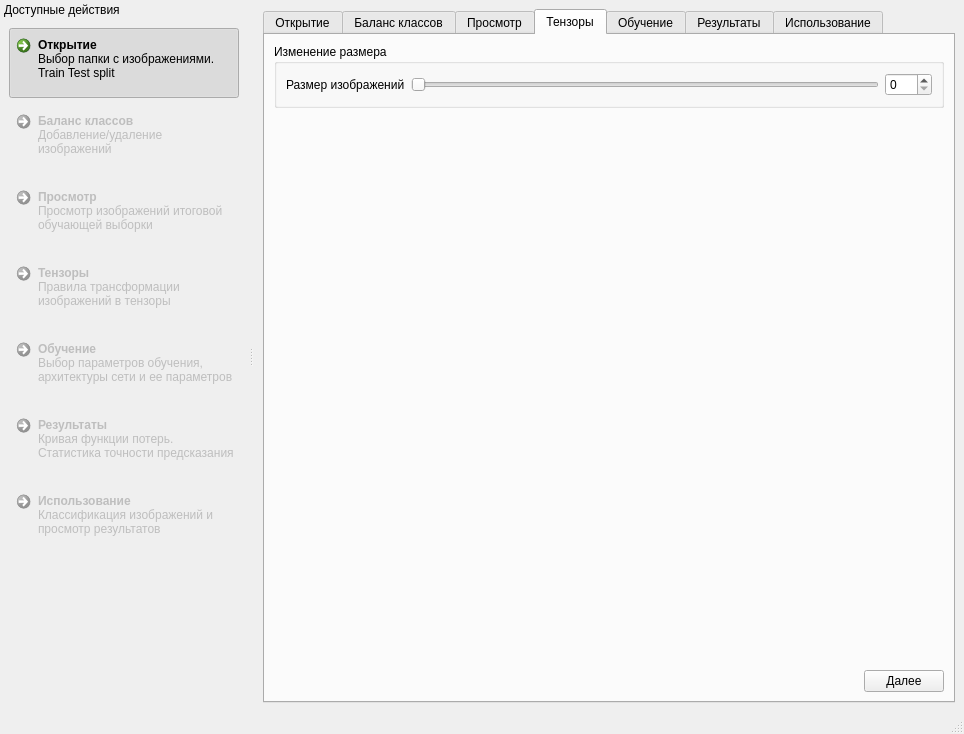
Qt form qt_cpp_project/mainwindow.ui (gurmaaan/MedNN) before a commit.
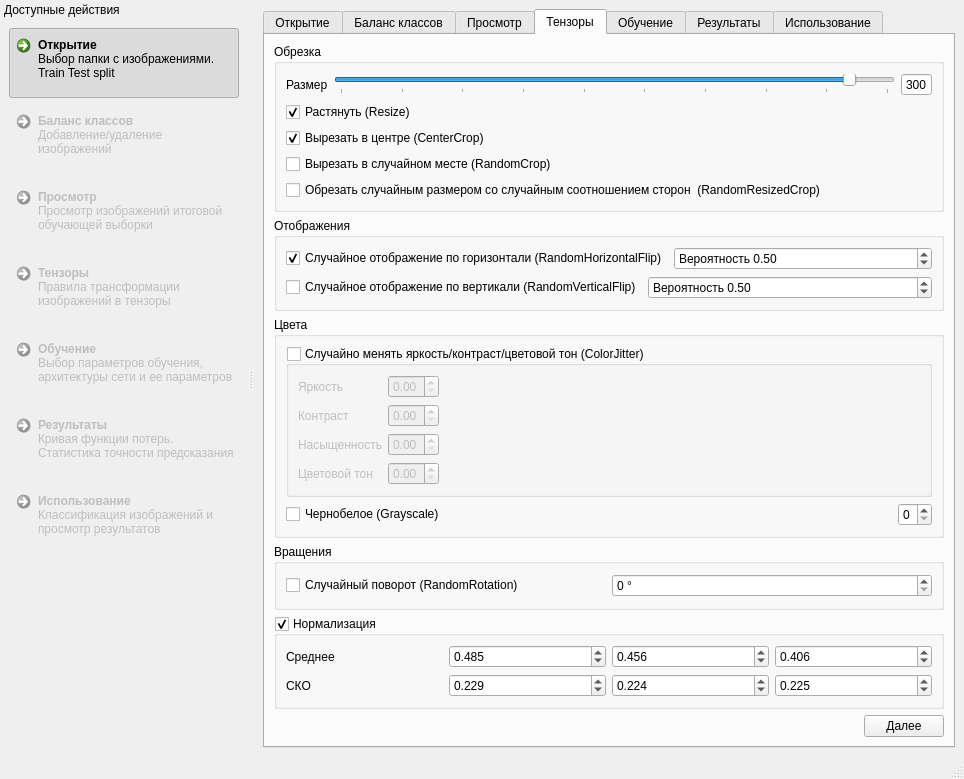
The same form after that commit. The open tabs and pages were chosen to show the change. Icons and pictures are not drawn.

Commit message: GUI страницы тензора

What changed in the file:
```diff
--- a/qt_cpp_project/mainwindow.ui
+++ b/qt_cpp_project/mainwindow.ui
@@ -1000,19 +1000,19 @@
        <attribute name="title">
         <string>Тензоры</string>
        </attribute>
-       <layout class="QVBoxLayout" name="verticalLayout_16">
+       <layout class="QVBoxLayout" name="verticalLayout_23">
         <item>
-         <widget class="QGroupBox" name="groupBox_2">
+         <widget class="QGroupBox" name="t3_group_resize">
           <property name="title">
-           <string>Изменение размера</string>
+           <string>Обрезка</string>
           </property>
-          <layout class="QVBoxLayout" name="verticalLayout_15">
+          <layout class="QVBoxLayout" name="verticalLayout_16">
            <item>
             <layout class="QHBoxLayout" name="horizontalLayout_23">
              <item>
-              <widget class="QLabel" name="label_10">
+              <widget class="QLabel" name="t3_lbl_imgSize">
                <property name="text">
-                <string>Размер изображений</string>
+                <string>Размер</string>
                </property>
               </widget>
              </item>
@@ -1022,40 +1022,457 @@
                 <number>32</number>
                </property>
                <property name="maximum">
-                <number>256</number>
+                <number>320</number>
                </property>
                <property name="singleStep">
                 <number>32</number>
                </property>
+               <property name="pageStep">
+                <number>32</number>
+               </property>
+               <property name="value">
+                <number>300</number>
+               </property>
                <property name="orientation">
                 <enum>Qt::Horizontal</enum>
                </property>
+               <property name="tickPosition">
+                <enum>QSlider::TicksBelow</enum>
+               </property>
               </widget>
              </item>
              <item>
-              <widget class="QSpinBox" name="spinBox">
+              <widget class="QSpinBox" name="t3_sb_imgSize">
+               <property name="toolTip">
+                <string>Для Inception минимум 299</string>
+               </property>
+               <property name="readOnly">
+                <bool>true</bool>
+               </property>
+               <property name="buttonSymbols">
+                <enum>QAbstractSpinBox::NoButtons</enum>
+               </property>
                <property name="maximum">
-                <number>256</number>
+                <number>320</number>
                </property>
+               <property name="value">
+                <number>300</number>
+               </property>
               </widget>
              </item>
             </layout>
            </item>
+           <item>
+            <widget class="QCheckBox" name="t3_cb_resize">
+             <property name="text">
+              <string>Растянуть (Resize)</string>
+             </property>
+             <property name="checked">
+              <bool>true</bool>
+             </property>
+            </widget>
+           </item>
+           <item>
+            <widget class="QCheckBox" name="t3_cb_centerCrop">
+             <property name="text">
+              <string>Вырезать в центре (CenterCrop)</string>
+             </property>
+             <property name="checked">
+              <bool>true</bool>
+             </property>
+            </widget>
+           </item>
+           <item>
+            <widget class="QCheckBox" name="t3_cb_randomCrop">
+             <property name="text">
+              <string>Вырезать в случайном месте (RandomCrop)</string>
+             </property>
+            </widget>
+           </item>
+           <item>
+            <widget class="QCheckBox" name="t3_randomResizeCrop">
+             <property name="toolTip">
+              <string>Популярно при использовании Inception</string>
+             </property>
+             <property name="text">
+              <string>Обрезать случайным размером со случайным соотношением сторон  (RandomResizedCrop)</string>
+             </property>
+            </widget>
+           </item>
           </layout>
          </widget>
         </item>
         <item>
-         <spacer name="verticalSpacer_3">
-          <property name="orientation">
-           <enum>Qt::Vertical</enum>
+         <widget class="QGroupBox" name="t3_group_flip">
+          <property name="title">
+           <string>Отображения</string>
           </property>
-          <property name="sizeHint" stdset="0">
-           <size>
-            <width>20</width>
-            <height>506</height>
-           </size>
+          <layout class="QVBoxLayout" name="verticalLayout_15">
+           <item>
+            <layout class="QHBoxLayout" name="horizontalLayout_17">
+             <item>
+              <widget class="QCheckBox" name="t3_cb_randomHFlip">
+               <property name="text">
+                <string>Случайное отображение по горизонтали (RandomHorizontalFlip)</string>
+               </property>
+               <property name="checked">
+                <bool>true</bool>
+               </property>
+              </widget>
+             </item>
+             <item>
+              <widget class="QDoubleSpinBox" name="t3_sb_randomHFlip">
+               <property name="prefix">
+                <string>Вероятность </string>
+               </property>
+               <property name="maximum">
+                <double>1.000000000000000</double>
+               </property>
+               <property name="singleStep">
+                <double>0.010000000000000</double>
+               </property>
+               <property name="value">
+                <double>0.500000000000000</double>
+               </property>
+              </widget>
+             </item>
+            </layout>
+           </item>
+           <item>
+            <layout class="QHBoxLayout" name="horizontalLayout_26">
+             <item>
+              <widget class="QCheckBox" name="t3_cb_randomVFlip">
+               <property name="text">
+                <string>Случайное отображение по вертикали (RandomVerticalFlip)</string>
+               </property>
+              </widget>
+             </item>
+             <item>
+              <widget class="QDoubleSpinBox" name="t3_sb_randomVFlip">
+               <property name="prefix">
+                <string>Вероятность </string>
+               </property>
+               <property name="maximum">
+                <double>1.000000000000000</double>
+               </property>
+               <property name="singleStep">
+                <double>0.010000000000000</double>
+               </property>
+               <property name="value">
+                <double>0.500000000000000</double>
+               </property>
+              </widget>
+             </item>
+            </layout>
+           </item>
+          </layout>
+         </widget>
+        </item>
+        <item>
+         <widget class="QGroupBox" name="t3_group_colors">
+          <property name="title">
+           <string>Цвета</string>
           </property>
-         </spacer>
+          <layout class="QVBoxLayout" name="verticalLayout_20">
+           <item>
+            <widget class="QGroupBox" name="t3_group_colorJitter">
+             <property name="title">
+              <string>Случайно менять яркость/контраст/цветовой тон (ColorJitter)</string>
+             </property>
+             <property name="checkable">
+              <bool>true</bool>
+             </property>
+             <property name="checked">
+              <bool>false</bool>
+             </property>
+             <layout class="QFormLayout" name="formLayout_2">
+              <item row="0" column="0">
+               <widget class="QLabel" name="label_10">
+                <property name="text">
+                 <string>Яркость</string>
+                </property>
+               </widget>
+              </item>
+              <item row="0" column="1">
+               <widget class="QDoubleSpinBox" name="t3_sb_cjBrightness">
+                <property name="sizePolicy">
+                 <sizepolicy hsizetype="Maximum" vsizetype="Fixed">
+                  <horstretch>0</horstretch>
+                  <verstretch>0</verstretch>
+                 </sizepolicy>
+                </property>
+                <property name="maximum">
+                 <double>1.000000000000000</double>
+                </property>
+                <property name="singleStep">
+                 <double>0.010000000000000</double>
+                </property>
+               </widget>
+              </item>
+              <item row="1" column="0">
+               <widget class="QLabel" name="label_15">
+                <property name="text">
+                 <string>Контраст</string>
+                </property>
+               </widget>
+              </item>
+              <item row="1" column="1">
+               <widget class="QDoubleSpinBox" name="t3_sb_cjContrast">
+                <property name="sizePolicy">
+                 <sizepolicy hsizetype="Maximum" vsizetype="Fixed">
+                  <horstretch>0</horstretch>
+                  <verstretch>0</verstretch>
+                 </sizepolicy>
+                </property>
+                <property name="maximum">
+                 <double>1.000000000000000</double>
+                </property>
+                <property name="singleStep">
+                 <double>0.010000000000000</double>
+                </property>
+               </widget>
+              </item>
+              <item row="2" column="0">
+               <widget class="QLabel" name="label_16">
+                <property name="text">
+                 <string>Насыщенность</string>
+                </property>
+               </widget>
+              </item>
+              <item row="2" column="1">
+               <widget class="QDoubleSpinBox" name="t3_sb_cjSaturation">
+                <property name="sizePolicy">
+                 <sizepolicy hsizetype="Maximum" vsizetype="Fixed">
+                  <horstretch>0</horstretch>
+                  <verstretch>0</verstretch>
+                 </sizepolicy>
+                </property>
+                <property name="maximum">
+                 <double>1.000000000000000</double>
+                </property>
+                <property name="singleStep">
+                 <double>0.010000000000000</double>
+                </property>
+               </widget>
+              </item>
+              <item row="3" column="0">
+               <widget class="QLabel" name="label_17">
+                <property name="text">
+                 <string>Цветовой тон</string>
+                </property>
+               </widget>
+              </item>
+              <item row="3" column="1">
+               <widget class="QDoubleSpinBox" name="t3_sb_cjHue">
+                <property name="sizePolicy">
+                 <sizepolicy hsizetype="Maximum" vsizetype="Fixed">
+                  <horstretch>0</horstretch>
+                  <verstretch>0</verstretch>
+                 </sizepolicy>
+                </property>
+                <property name="maximum">
+                 <double>1.000000000000000</double>
+                </property>
+                <property name="singleStep">
+                 <double>0.010000000000000</double>
+                </property>
+               </widget>
+              </item>
+             </layout>
+            </widget>
+           </item>
+           <item>
+            <layout class="QHBoxLayout" name="horizontalLayout_27">
+             <item>
+              <widget class="QCheckBox" name="t3_cb_grayScale">
+               <property name="text">
+                <string>Чернобелое (Grayscale)</string>
+               </property>
+              </widget>
+             </item>
+             <item>
+              <widget class="QSpinBox" name="t3_sb_grayScale">
+               <property name="sizePolicy">
+                <sizepolicy hsizetype="Maximum" vsizetype="Fixed">
+                 <horstretch>0</horstretch>
+                 <verstretch>0</verstretch>
+                </sizepolicy>
+               </property>
+               <property name="toolTip">
+                <string>Количество выходных каналов</string>
+               </property>
+               <property name="maximum">
+                <number>3</number>
+               </property>
+              </widget>
+             </item>
+            </layout>
+           </item>
+          </layout>
+         </widget>
+        </item>
+        <item>
+         <widget class="QGroupBox" name="t3_group_rotation">
+          <property name="title">
+           <string>Вращения</string>
+          </property>
+          <layout class="QVBoxLayout" name="verticalLayout_21">
+           <item>
+            <layout class="QHBoxLayout" name="horizontalLayout_28">
+             <item>
+              <widget class="QCheckBox" name="t3_cb_randomRotation">
+               <property name="text">
+                <string>Случайный поворот (RandomRotation)</string>
+               </property>
+              </widget>
+             </item>
+             <item>
+              <widget class="QSpinBox" name="t3_sb_randomRotation">
+               <property name="suffix">
+                <string> °</string>
+               </property>
+               <property name="prefix">
+                <string/>
+               </property>
+               <property name="maximum">
+                <number>180</number>
+               </property>
+              </widget>
+             </item>
+            </layout>
+           </item>
+          </layout>
+         </widget>
+        </item>
+        <item>
+         <widget class="QGroupBox" name="t3_group_norm">
+          <property name="title">
+           <string>Нормализация</string>
+          </property>
+          <property name="checkable">
+           <bool>true</bool>
+          </property>
+          <layout class="QVBoxLayout" name="verticalLayout_22">
+           <item>
+            <layout class="QHBoxLayout" name="horizontalLayout_29">
+             <item>
+              <widget class="QLabel" name="t3_lbl_mean">
+               <property name="text">
+                <string>Среднее</string>
+               </property>
+              </widget>
+             </item>
+             <item>
+              <widget class="QDoubleSpinBox" name="t3_sb_mean1">
+               <property name="decimals">
+                <number>3</number>
+               </property>
+               <property name="maximum">
+                <double>1.000000000000000</double>
+               </property>
+               <property name="singleStep">
+                <double>0.001000000000000</double>
+               </property>
+               <property name="value">
+                <double>0.485000000000000</double>
+               </property>
+              </widget>
+             </item>
+             <item>
+              <widget class="QDoubleSpinBox" name="t3_sb_mean2">
+               <property name="decimals">
+                <number>3</number>
+               </property>
+               <property name="maximum">
+                <double>1.000000000000000</double>
+               </property>
+               <property name="singleStep">
+                <double>0.001000000000000</double>
+               </property>
+               <property name="value">
+                <double>0.456000000000000</double>
+               </property>
+              </widget>
+             </item>
+             <item>
+              <widget class="QDoubleSpinBox" name="t3_sb_mean3">
+               <property name="decimals">
+                <number>3</number>
+               </property>
+               <property name="maximum">
+                <double>1.000000000000000</double>
+               </property>
+               <property name="singleStep">
+                <double>0.001000000000000</double>
+               </property>
+               <property name="value">
+                <double>0.406000000000000</double>
+               </property>
+              </widget>
+             </item>
+            </layout>
+           </item>
+           <item>
+            <layout class="QHBoxLayout" name="horizontalLayout_30">
+             <item>
+              <widget class="QLabel" name="t3_lbl_std">
+               <property name="text">
+                <string>СКО</string>
+               </property>
+              </widget>
+             </item>
+             <item>
+              <widget class="QDoubleSpinBox" name="t3_sb_std1">
+               <property name="decimals">
+                <number>3</number>
+               </property>
+               <property name="maximum">
+                <double>1.000000000000000</double>
+               </property>
+               <property name="singleStep">
+                <double>0.001000000000000</double>
+               </property>
+               <property name="value">
+                <double>0.229000000000000</double>
+               </property>
+              </widget>
+             </item>
+             <item>
+              <widget class="QDoubleSpinBox" name="t3_sb_std2">
+               <property name="decimals">
+                <number>3</number>
+               </property>
+               <property name="maximum">
+                <double>1.000000000000000</double>
+               </property>
+               <property name="singleStep">
+                <double>0.001000000000000</double>
+               </property>
+               <property name="value">
+                <double>0.224000000000000</double>
+               </property>
+              </widget>
+             </item>
+             <item>
+              <widget class="QDoubleSpinBox" name="t3_sb_std3">
+               <property name="decimals">
+                <number>3</number>
+               </property>
+               <property name="maximum">
+                <double>1.000000000000000</double>
+               </property>
+               <property name="singleStep">
+                <double>0.001000000000000</double>
+               </property>
+               <property name="value">
+                <double>0.225000000000000</double>
+               </property>
+              </widget>
+             </item>
+            </layout>
+           </item>
+          </layout>
+         </widget>
         </item>
         <item>
          <layout class="QHBoxLayout" name="horizontalLayout_14">
```
Left out of the diff: 41 changed lines with no effect on the pictures. The commit also changes 2 other files.
